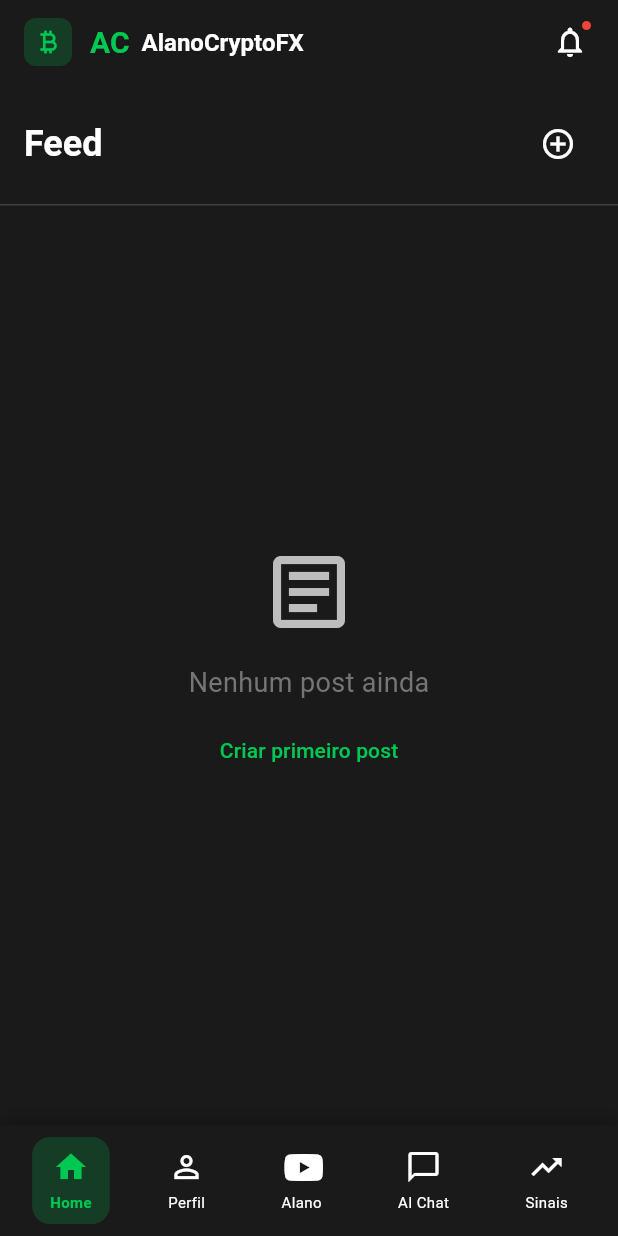
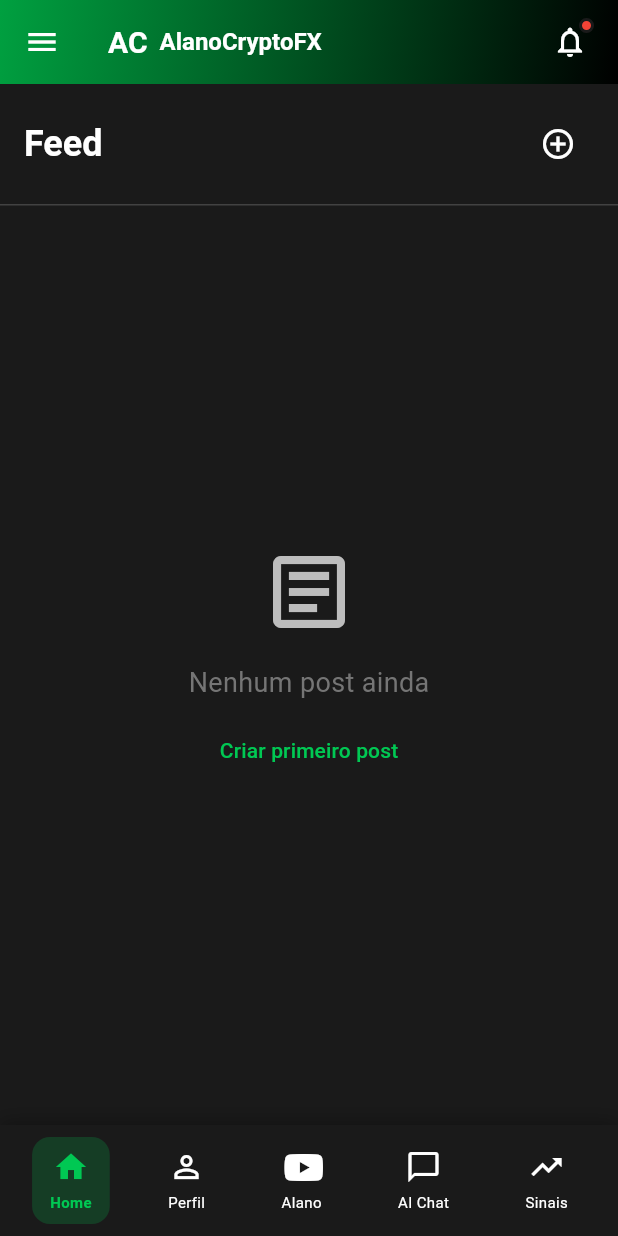
Before and after one commit to ErikVieiraFer/alanocrypto, a Flutter app: the screen it shows once a user with an empty profile is signed in, on a phone screen of 412 x 824 dp. Run offline on Flutter 3.47's test engine with Material 3 defaults, Android fonts, the phone set to English and light mode, and no system bars; our stand-ins replace cached_network_image, cloud_firestore, firebase_auth, firebase_core, firebase_storage, font_awesome_flutter and 3 more; accounts and stored records are empty.

Commit message:
Refatoracao do drawer menu side bar

```diff
--- a/lib/features/dashboard/screen/dashboard_screen.dart
+++ b/lib/features/dashboard/screen/dashboard_screen.dart
@@ -6,6 +6,7 @@ import 'package:alanoapp/features/profile/screens/profile_screen.dart';
 import 'package:alanoapp/features/alano_posts/screens/alano_posts_screen.dart';
 import 'package:alanoapp/features/ai_chat/screens/ai_chat_screen.dart';
 import 'package:alanoapp/features/signals/screens/signals_screen.dart';
+import '../../../widgets/app_drawer.dart';
 
 class DashboardScreen extends StatefulWidget {
   const DashboardScreen({super.key});
@@ -15,6 +16,7 @@ class DashboardScreen extends StatefulWidget {
 }
 
 class _DashboardScreenState extends State<DashboardScreen> {
+  final GlobalKey<ScaffoldState> _scaffoldKey = GlobalKey<ScaffoldState>();
   int _currentIndex = 0;
   bool _hasNotifications = true;
 
@@ -26,14 +28,6 @@ class _DashboardScreenState extends State<DashboardScreen> {
     const SignalsScreen(),
   ];
 
-// final List<String> _titles = [
-//    'Home',
-//    'Perfil',
-//    'Posts do Alano',
-//    'AI Chat',
-//    'Sinais',
-//  ];
-
   @override
   Widget build(BuildContext context) {
     final textColor = AppTheme.getTextColor(context);
@@ -41,32 +35,47 @@ class _DashboardScreenState extends State<DashboardScreen> {
     final secondaryBackground = AppTheme.getSecondaryBackgroundColor(context);
     final primaryColor = AppTheme.getPrimaryColor(context);
     final primaryColor20 = AppTheme.getPrimaryColor20(context);
+    final isDark = Theme.of(context).brightness == Brightness.dark;
+
+    final startColor = isDark ? AppTheme.greenDark : AppTheme.greenPrimary;
+    final endColor = isDark ? AppTheme.darkBackground : AppTheme.greenDark;
 
     return Scaffold(
+      key: _scaffoldKey,
+      drawer: AppDrawer(
+        currentIndex: _currentIndex,
+        onNavigate: (index) {
+          setState(() {
+            _currentIndex = index;
+          });
+        },
+      ),
       backgroundColor: backgroundColor,
       appBar: AppBar(
-        backgroundColor: secondaryBackground,
+        leading: IconButton(
+          icon: Icon(Icons.menu),
+          onPressed: () {
+            _scaffoldKey.currentState?.openDrawer();
+          },
+        ),
+        backgroundColor: Colors.transparent,
         elevation: 0,
+        flexibleSpace: Container(
+          decoration: BoxDecoration(
+            gradient: LinearGradient(
+              begin: Alignment.topLeft,
+              end: Alignment.bottomRight,
+              colors: [startColor, endColor],
+              tileMode: TileMode.clamp,
+            ),
+          ),
+        ),
         title: Row(
           children: [
-            Container(
-              width: 32,
-              height: 32,
-              decoration: BoxDecoration(
-                color: primaryColor20,
-                borderRadius: BorderRadius.circular(8),
-              ),
-              child: Icon(
-                Icons.currency_bitcoin,
-                color: primaryColor,
-                size: 20,
-              ),
-            ),
-            const SizedBox(width: 12),
             Text(
               'AC',
               style: TextStyle(
-                color: AppTheme.greenSecondary,
+                color: Colors.white,
                 fontSize: 20,
                 fontWeight: FontWeight.bold,
               ),
@@ -75,7 +84,7 @@ class _DashboardScreenState extends State<DashboardScreen> {
             Text(
               'AlanoCryptoFX',
               style: TextStyle(
-                color: textColor,
+                color: Colors.white,
                 fontSize: 16,
                 fontWeight: FontWeight.bold,
               ),
@@ -88,7 +97,7 @@ class _DashboardScreenState extends State<DashboardScreen> {
               IconButton(
                 icon: Icon(
                   Icons.notifications_outlined,
-                  color: textColor,
+                  color: Colors.white,
                 ),
                 onPressed: () {
                   _showNotifications(context);
--- a/lib/theme/app_theme.dart
+++ b/lib/theme/app_theme.dart
@@ -4,16 +4,12 @@ class AppTheme {
   static const Color greenPrimary = Color(0xFF00C853);
   static const Color greenSecondary = Color(0xFF00C853);
   static const Color greenDark = Color(0xFF00A040);
-
   static const Color darkBackground = Color(0xFF000000);
   static const Color darkSecondary = Color(0xFF1A1A1A);
-
   static const Color lightBackground = Color(0xFFFFFFFF);
   static const Color lightSecondary = Color(0xFFF5F5F5);
-
   static const Color white = Color(0xFFFFFFFF);
   static const Color black = Color(0xFF000000);
-
   static const Color greenPrimary20 = Color(0x3300C853);
   static const Color greenPrimary30 = Color(0x4D00C853);
   static const Color white60 = Color(0x99FFFFFF);
@@ -23,6 +19,18 @@ class AppTheme {
   static const Color black70 = Color(0xB3000000);
   static const Color black30 = Color(0x4D000000);
   static const Color black20 = Color(0x33000000);
+
+  static LinearGradient primaryGradient = LinearGradient(
+    begin: Alignment.topLeft,
+    end: Alignment.bottomRight,
+    colors: [greenPrimary30, greenPrimary20],
+  );
+
+  static LinearGradient darkGradient = LinearGradient(
+    begin: Alignment.topLeft,
+    end: Alignment.bottomRight,
+    colors: [const Color(0xFF1A1A1A), const Color(0xFF0A0A0A)],
+  );
 
   static ThemeData darkTheme = ThemeData(
     useMaterial3: true,
@@ -35,10 +43,20 @@ class AppTheme {
       surface: darkSecondary,
       background: darkBackground,
     ),
+
+    drawerTheme: const DrawerThemeData(
+      backgroundColor: Colors.transparent,
+      elevation: 0,
+    ),
     appBarTheme: const AppBarTheme(
-      backgroundColor: darkSecondary,
+      backgroundColor: Colors.transparent,
       elevation: 0,
-      iconTheme: IconThemeData(color: white),
+      iconTheme: IconThemeData(color: Colors.white),
+      titleTextStyle: TextStyle(
+        color: Colors.white,
+        fontSize: 20,
+        fontWeight: FontWeight.bold,
+      ),
     ),
     textTheme: const TextTheme(
       bodyLarge: TextStyle(color: white),
@@ -61,9 +79,7 @@ class AppTheme {
       style: ElevatedButton.styleFrom(
         backgroundColor: greenPrimary,
         foregroundColor: black,
-        shape: RoundedRectangleBorder(
-          borderRadius: BorderRadius.circular(8.0),
-        ),
+        shape: RoundedRectangleBorder(borderRadius: BorderRadius.circular(8.0)),
       ),
     ),
     floatingActionButtonTheme: const FloatingActionButtonThemeData(
@@ -83,10 +99,20 @@ class AppTheme {
       surface: lightSecondary,
       background: lightBackground,
     ),
+
+    drawerTheme: const DrawerThemeData(
+      backgroundColor: Colors.transparent,
+      elevation: 0,
+    ),
     appBarTheme: const AppBarTheme(
-      backgroundColor: lightSecondary,
+      backgroundColor: Colors.transparent,
       elevation: 0,
-      iconTheme: IconThemeData(color: black),
+      iconTheme: IconThemeData(color: Colors.white),
+      titleTextStyle: TextStyle(
+        color: Colors.white,
+        fontSize: 20,
+        fontWeight: FontWeight.bold,
+      ),
     ),
     textTheme: const TextTheme(
       bodyLarge: TextStyle(color: black),
@@ -109,9 +135,7 @@ class AppTheme {
       style: ElevatedButton.styleFrom(
         backgroundColor: greenDark,
         foregroundColor: white,
-        shape: RoundedRectangleBorder(
-          borderRadius: BorderRadius.circular(8.0),
-        ),
+        shape: RoundedRectangleBorder(borderRadius: BorderRadius.circular(8.0)),
       ),
     ),
     floatingActionButtonTheme: const FloatingActionButtonThemeData(
@@ -143,32 +167,28 @@ class AppTheme {
   }
 
   static Color getTextColor60(BuildContext context) {
-    return Theme.of(context).brightness == Brightness.dark
-        ? white60
-        : black70;
+    return Theme.of(context).brightness == Brightness.dark ? white60 : black70;
   }
 
   static Color getTextColor50(BuildContext context) {
     return Theme.of(context).brightness == Brightness.dark
         ? white50
-        : Color(0x80000000);
+        : const Color(0x80000000);
   }
 
   static Color getTextColor30(BuildContext context) {
-    return Theme.of(context).brightness == Brightness.dark
-        ? white30
-        : black30;
+    return Theme.of(context).brightness == Brightness.dark ? white30 : black30;
   }
 
   static Color getPrimaryColor20(BuildContext context) {
     return Theme.of(context).brightness == Brightness.dark
         ? greenPrimary20
-        : Color(0x3300A040);
+        : const Color(0x3300A040);
   }
 
   static Color getPrimaryColor30(BuildContext context) {
     return Theme.of(context).brightness == Brightness.dark
         ? greenPrimary30
-        : Color(0x4D00A040);
+        : const Color(0x4D00A040);
   }
 }
```
Also changed, not shown: cors.json (added, +7 -0 lines), lib/features/home/screens/comments_screen.dart (+15 -1 lines), lib/features/profile/screens/profile_screen.dart (+12 -9 lines), lib/widgets/app_drawer.dart (added, +231 -0 lines).
